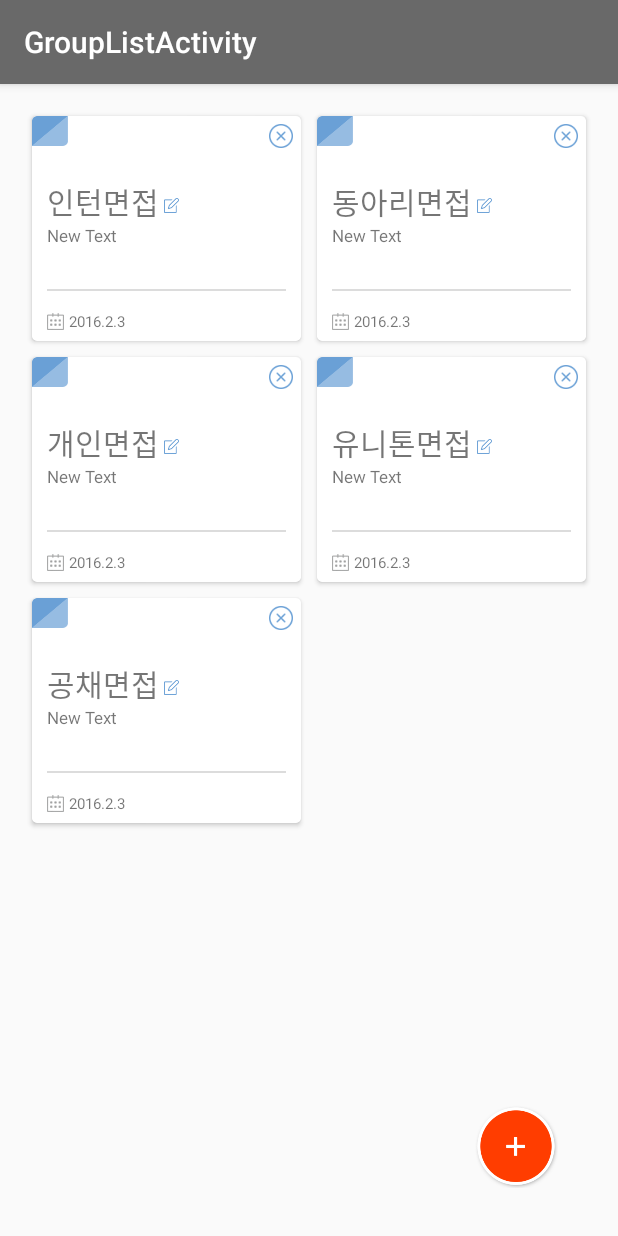
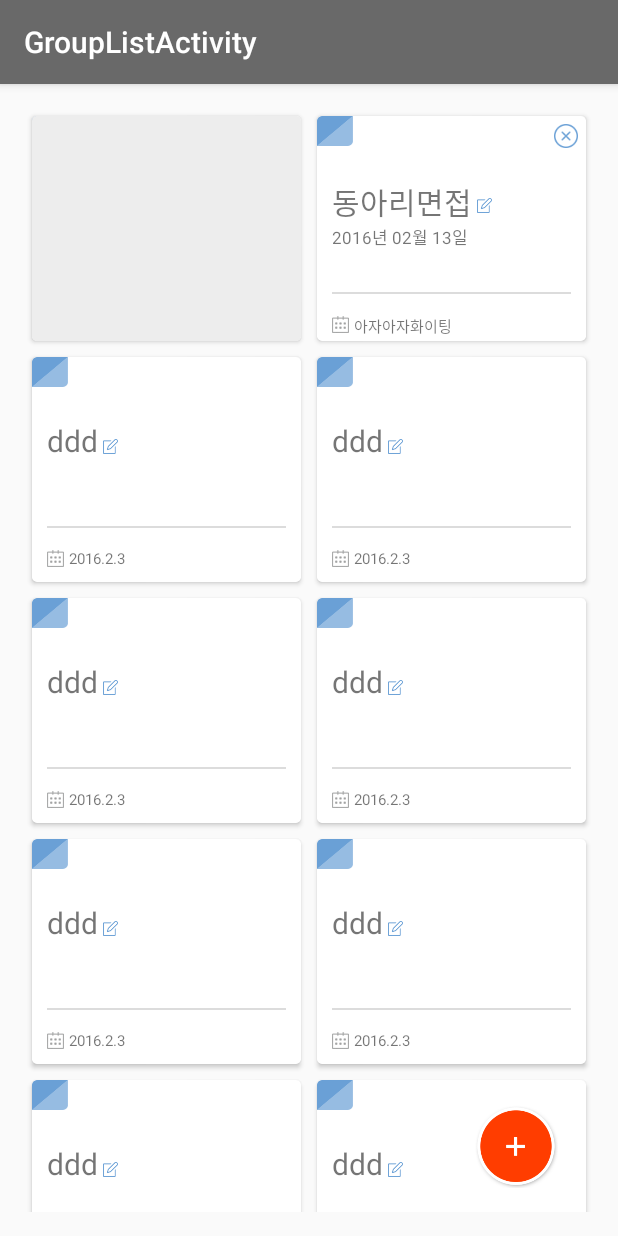
Before and after one commit to dudeh534/interviewProject, an Android app: the screen it shows after launch (GroupListActivity), on a phone screen of 412 x 824 dp. Run offline under Robolectric (Android 15) with nearby library versions, the phone set to English and light mode, and no system bars; 4 statements that could not run were skipped.

Commit message:
recyclerView

```diff
--- a/app/src/main/java/fighting/teamsixteen/unithon/interviewproj/GroupListActivity.java
+++ b/app/src/main/java/fighting/teamsixteen/unithon/interviewproj/GroupListActivity.java
@@ -15,29 +15,35 @@
 import android.widget.FrameLayout;
 import android.widget.ImageButton;
 
+import java.text.SimpleDateFormat;
 import java.util.ArrayList;
+import java.util.Date;
 import java.util.List;
 
 public class GroupListActivity extends AppCompatActivity {
-        private FrameLayout fab;
+    private FrameLayout fab;
 
-        private boolean opacity = false;
+    private boolean opacity = false;
+
     @Override
     protected void onCreate(Bundle savedInstanceState) {
         super.onCreate(savedInstanceState);
         setContentView(R.layout.activity_group_list);
-        RecyclerView recyclerView=(RecyclerView)findViewById(R.id.recyclerView);
-        LinearLayoutManager layoutManager=new LinearLayoutManager(getApplicationContext());
+        long now = System.currentTimeMillis();
+        Date date = new Date(now);
+        SimpleDateFormat CurDateFormat = new SimpleDateFormat("yyyy년 MM월 dd일");
+        String strCurDate = CurDateFormat.format(date);
+        RecyclerView recyclerView = (RecyclerView) findViewById(R.id.recyclerView);
+        LinearLayoutManager layoutManager = new LinearLayoutManager(getApplicationContext());
         recyclerView.setHasFixedSize(true);
         recyclerView.setLayoutManager(layoutManager);
-        fab = (FrameLayout)findViewById(R.id.fab);
-        List<Recycler_item> items=new ArrayList<>();
-        Recycler_item[] item=new Recycler_item[5];
-        item[0]=new Recycler_item(R.drawable.btn_delete,"인턴면접");
-        item[1]=new Recycler_item(R.drawable.btn_delete,"동아리면접");
-        item[2]=new Recycler_item(R.drawable.btn_delete,"개인면접");
-        item[3]=new Recycler_item(R.drawable.btn_delete,"유니톤면접");
-        item[4]=new Recycler_item(R.drawable.btn_delete,"공채면접");
+        fab = (FrameLayout) findViewById(R.id.fab);
+        List<Recycler_item> items = new ArrayList<>();
+        Recycler_item[] item = new Recycler_item[20];
+        item[0] = new Recycler_item(R.drawable.btn_delete, "인턴면접","","");
+        item[1] = new Recycler_item(R.drawable.btn_delete, "동아리면접","아자아자화이팅",strCurDate);
+
+        for (int i = 0; i < 20; i++) items.add(item[i]);
 
         fab.setOnClickListener(new View.OnClickListener() {
             @Override
@@ -72,10 +78,10 @@
 
                     @Override
                     public void afterTextChanged(Editable s) {
-                        if(!s.toString().isEmpty()){
+                        if (!s.toString().isEmpty()) {
                             check.getBackground().setAlpha(200);
                             check.setEnabled(true);
-                        }else{
+                        } else {
                             check.getBackground().setAlpha(51);
                             check.setEnabled(false);
                         }
@@ -85,13 +91,12 @@
                 check.setOnClickListener(new View.OnClickListener() {
                     @Override
                     public void onClick(View v) {
-                            dialog.dismiss();
+                        dialog.dismiss();
                     }
                 });
 
             }
         });
-        for(int i=0;i<5;i++) items.add(item[i]);
 
         recyclerView.addOnItemTouchListener(new RecyclerItemClickListener(this, recyclerView, new RecyclerItemClickListener.OnItemClickListener() {
             @Override
--- a/app/src/main/java/fighting/teamsixteen/unithon/interviewproj/RecyclerAdapter.java
+++ b/app/src/main/java/fighting/teamsixteen/unithon/interviewproj/RecyclerAdapter.java
@@ -1,7 +1,6 @@
 package fighting.teamsixteen.unithon.interviewproj;
 
 import android.content.Context;
-import android.content.Intent;
 import android.graphics.drawable.Drawable;
 import android.support.v7.widget.CardView;
 import android.support.v7.widget.RecyclerView;
@@ -9,6 +8,7 @@
 import android.view.View;
 import android.view.ViewGroup;
 import android.widget.ImageView;
+import android.widget.LinearLayout;
 import android.widget.TextView;
 import android.widget.Toast;
 
@@ -39,14 +39,20 @@
     public void onBindViewHolder(ViewHolder holder, int position) {
         final Recycler_item item = items.get(position);
         Drawable drawable = context.getResources().getDrawable(item.getImage());
+        Drawable drawable1 = context.getResources().getDrawable(
+                R.drawable.img_full_background);
         holder.image.setBackground(drawable);
         holder.title.setText(item.getTitle());
+        holder.time.setText(item.getTime());
+        holder.goal.setText(item.getGoal());
+        if(position == 0){
+            holder.linearLayout.setForeground(drawable1);
+        }
+
         holder.cardview.setOnClickListener(new View.OnClickListener() {
             @Override
             public void onClick(View v) {
                 Toast.makeText(context, item.getTitle(), Toast.LENGTH_SHORT).show();
-                Intent intent = new Intent(context, QuestionListActivity.class);
-                intent.putExtra("title", item.getTitle());
 
             }
         });
@@ -61,12 +67,19 @@
         ImageView image;
         TextView title;
         CardView cardview;
+        TextView time;
+        TextView goal;
+        LinearLayout linearLayout;
+
 
         public ViewHolder(View itemView) {
             super(itemView);
             image = (ImageView) itemView.findViewById(R.id.image);
             title = (TextView) itemView.findViewById(R.id.title);
             cardview = (CardView) itemView.findViewById(R.id.cardView);
+            goal = (TextView) itemView.findViewById(R.id.textView);
+            time = (TextView) itemView.findViewById(R.id.textView2);
+            linearLayout = (LinearLayout) itemView.findViewById(R.id.linear);
         }
     }
 }
--- a/app/src/main/java/fighting/teamsixteen/unithon/interviewproj/Recycler_item.java
+++ b/app/src/main/java/fighting/teamsixteen/unithon/interviewproj/Recycler_item.java
@@ -1,21 +1,40 @@
 package fighting.teamsixteen.unithon.interviewproj;
+
+import android.widget.LinearLayout;
 
 /**
  * Created by Youngdo on 2016-01-19.
  */
 public class Recycler_item {
     int image;
-    String title;
+    String title, goal, time;
+    LinearLayout linearLayout;
 
     int getImage(){
         return this.image;
     }
+
     String getTitle(){
         return this.title;
     }
 
-    Recycler_item(int image, String title){
+    public String getTime() {
+        return time;
+    }
+
+    public String getGoal() {
+
+        return goal;
+    }
+
+    public LinearLayout getLinearLayout() {
+        return linearLayout;
+    }
+
+    Recycler_item(int image, String title, String time, String goal){
         this.image=image;
         this.title=title;
+        this.time=time;
+        this.goal=goal;
     }
 }
--- a/app/src/main/res/layout/item_cardview.xml
+++ b/app/src/main/res/layout/item_cardview.xml
@@ -16,13 +16,15 @@
         android:layout_width="match_parent"
         android:layout_height="150dp"
         android:orientation="vertical"
-        android:background="@drawable/img_card_background_2">
+        android:background="@drawable/img_card_background_2"
+        android:id="@+id/linear">
         <ImageView
             android:layout_width="16dp"
             android:layout_height="16dp"
             android:id="@+id/image"
             android:layout_gravity="right"
-            android:layout_margin="5dp" />
+            android:layout_margin="5dp"
+            android:background="@drawable/btn_delete"/>
 
         <LinearLayout
             android:orientation="horizontal"
@@ -57,7 +59,7 @@
             <TextView
                 android:layout_width="wrap_content"
                 android:layout_height="wrap_content"
-                android:text="New Text"
+                android:text=""
                 android:id="@+id/textView"
                 android:textIsSelectable="false"
                 android:paddingLeft="10dp"
```
